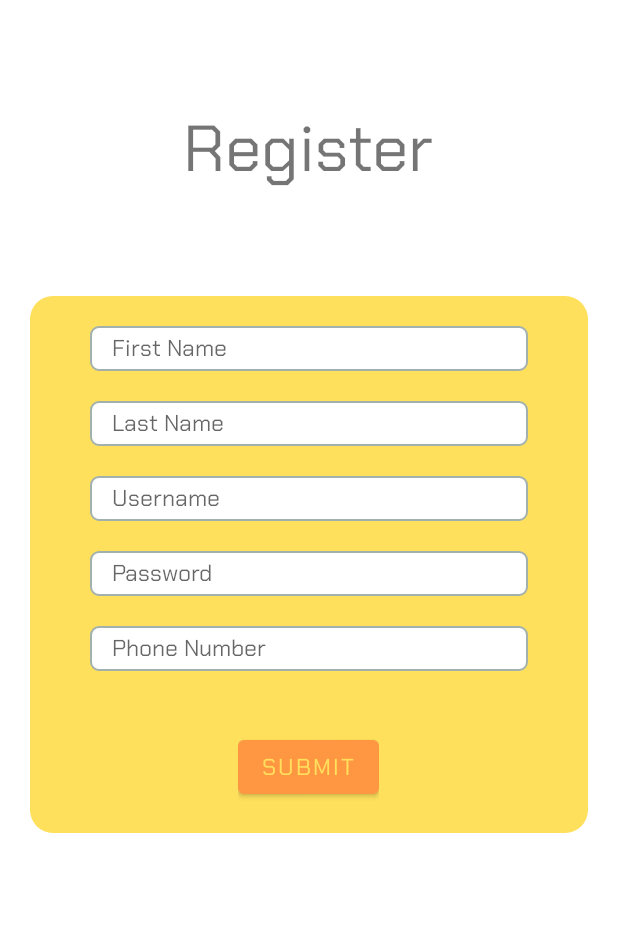
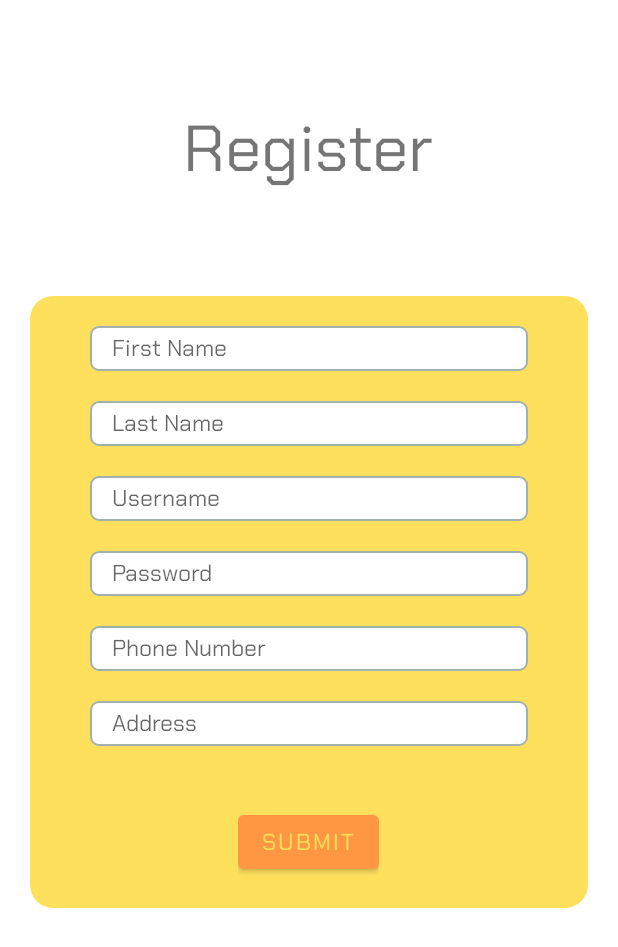
Before and after one commit to MarkoErdelji/TopGoApp, an Android app: the PassengerRegisterActivity screen opened directly, with no data from a screen before it, on a phone screen of 412 x 824 dp. Shown: the top 947 px of the screen. Run offline under Robolectric (Android 15) with nearby library versions, the phone set to English and light mode, and no system bars.

Commit message:
feat: Added address for passenger register and profile

```diff
--- a/app/src/main/java/com/example/uberapp_tim6/passenger/fragments/PassengerProfileFragment.java
+++ b/app/src/main/java/com/example/uberapp_tim6/passenger/fragments/PassengerProfileFragment.java
@@ -38,6 +38,7 @@ public class PassengerProfileFragment extends Fragment {
     private TextView email;
     private TextView phoneNumber;
     private TextView dateOfBirth;
+    private TextView address;
 
     public PassengerProfileFragment() {
         // Required empty public constructor
@@ -82,6 +83,7 @@ public class PassengerProfileFragment extends Fragment {
         email = getView().findViewById(R.id.usernameValue);
         phoneNumber = getView().findViewById(R.id.phoneNumberValue);
         dateOfBirth = getView().findViewById(R.id.dateValue);
+        address = getView().findViewById(R.id.addressValue);
 
         User passenger = Mokap.getPassengerProfile();
 
@@ -92,6 +94,7 @@ public class PassengerProfileFragment extends Fragment {
         DateTimeFormatter formatter = DateTimeFormatter.ofPattern("dd LLLL yyyy");
         String formattedString = passenger.getDateOfBirth().format(formatter);
         dateOfBirth.setText(formattedString);
+        address.setText(passenger.getAddress());
 
     }
 }
--- a/app/src/main/res/layout/activity_passenger_register.xml
+++ b/app/src/main/res/layout/activity_passenger_register.xml
@@ -44,9 +44,11 @@
                 <EditText
                     android:id="@+id/nameTextBox"
                     android:hint="@string/first_name"
+                    android:maxLines="1"
                     android:layout_width="match_parent"
                     android:layout_height="30sp"
-                    android:background="@drawable/edit_text" />
+                    android:background="@drawable/edit_text"
+                    android:inputType="text"/>
             </RelativeLayout>
 
             <RelativeLayout
@@ -61,7 +63,9 @@
                     android:id="@+id/surnameTextBox"
                     android:layout_width="match_parent"
                     android:hint="@string/last_name"
+                    android:maxLines="1"
                     android:layout_height="30sp"
+                    android:inputType="text"
                     android:background="@drawable/edit_text" />
             </RelativeLayout>
 
@@ -77,6 +81,7 @@
                     android:id="@+id/usernameTextBox"
                     android:layout_width="match_parent"
                     android:hint="@string/username"
+                    android:maxLines="1"
                     android:layout_height="30sp"
                     android:background="@drawable/edit_text"
                     android:inputType="textEmailAddress" />
@@ -95,6 +100,7 @@
                     android:layout_width="match_parent"
                     android:hint="@string/password"
                     android:layout_height="30sp"
+                    android:maxLines="1"
                     android:background="@drawable/edit_text"
                     android:inputType="textPassword" />
             </RelativeLayout>
@@ -110,6 +116,7 @@
                 <EditText
                     android:id="@+id/phoneNumberTextBox"
                     android:layout_width="match_parent"
+                    android:maxLines="1"
                     android:hint="@string/phone_number"
                     android:layout_height="30sp"
                     android:background="@drawable/edit_text"
@@ -117,9 +124,27 @@
             </RelativeLayout>
 
             <RelativeLayout
+                android:id="@+id/addressLayout"
                 android:layout_width="wrap_content"
                 android:layout_height="wrap_content"
                 android:layout_below="@id/phoneNumberLayout"
+                android:layout_centerHorizontal="true"
+                android:layout_marginBottom="20dp">
+
+                <EditText
+                    android:id="@+id/addressTextBox"
+                    android:layout_width="match_parent"
+                    android:maxLines="1"
+                    android:hint="@string/address"
+                    android:layout_height="30sp"
+                    android:background="@drawable/edit_text"
+                    android:inputType="textPostalAddress" />
+            </RelativeLayout>
+
+            <RelativeLayout
+                android:layout_width="wrap_content"
+                android:layout_height="wrap_content"
+                android:layout_below="@id/addressLayout"
                 android:layout_centerHorizontal="true"
                 android:layout_marginTop="20sp">
 
--- a/app/src/main/res/values/strings.xml
+++ b/app/src/main/res/values/strings.xml
@@ -32,4 +32,5 @@
     <string name="begging">Begging</string>
     <string name="end">end</string>
     <string name="rating">Rating</string>
+    <string name="address">Address</string>
 </resources>
```
Also changed, not shown: app/src/main/res/layout/fragment_passenger_profile.xml (+35 -4 lines).
